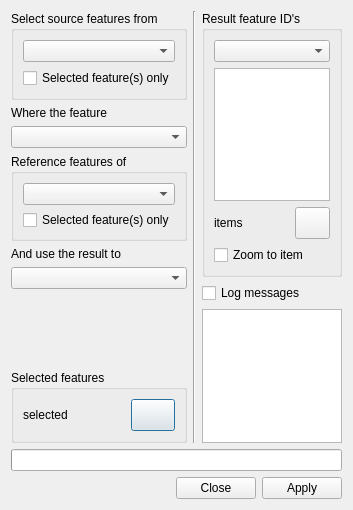
This is src/plugins/spatialquery/qgsspatialquerydialogbase.ui in qgis/QGIS as Qt 5 draws it before an edit. The edited form follows.
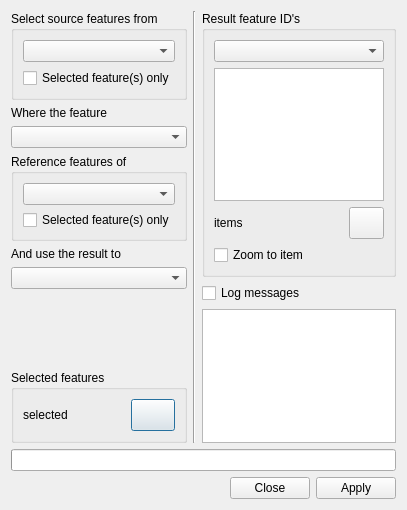
This is the edited form. Icons and pictures are not drawn.

The edit to the form file:
```diff
--- a/src/plugins/spatialquery/qgsspatialquerydialogbase.ui
+++ b/src/plugins/spatialquery/qgsspatialquerydialogbase.ui
@@ -9,7 +9,7 @@
    <rect>
     <x>0</x>
     <y>0</y>
-    <width>353</width>
+    <width>407</width>
     <height>510</height>
    </rect>
   </property>
```
Left out of the diff: 10 changed lines with no effect on the pictures.
